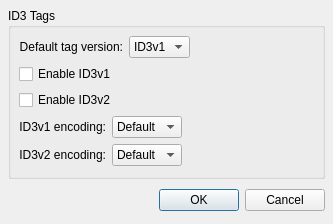
Old version of the form lib/qmmp/Input/mad/settingsdialog.ui in the repository ksv1986/qmmp-staging.
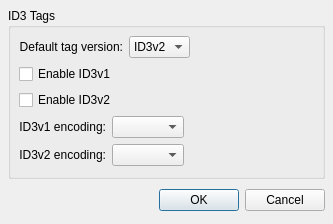
New version of the form.

Commit message: using UTF-8 by default in mad plugin

Patch:
```diff
--- a/lib/qmmp/Input/mad/settingsdialog.ui
+++ b/lib/qmmp/Input/mad/settingsdialog.ui
@@ -57,6 +57,9 @@
             <height>16777215</height>
            </size>
           </property>
+          <property name="currentIndex" >
+           <number>1</number>
+          </property>
           <item>
            <property name="text" >
             <string>ID3v1</string>
@@ -117,13 +120,7 @@
          </widget>
         </item>
         <item>
-         <widget class="QComboBox" name="id3v1EncComboBox" >
-          <item>
-           <property name="text" >
-            <string>Default</string>
-           </property>
-          </item>
-         </widget>
+         <widget class="QComboBox" name="id3v1EncComboBox" />
         </item>
         <item>
          <spacer>
@@ -159,13 +156,7 @@
          </widget>
         </item>
         <item>
-         <widget class="QComboBox" name="id3v2EncComboBox" >
-          <item>
-           <property name="text" >
-            <string>Default</string>
-           </property>
-          </item>
-         </widget>
+         <widget class="QComboBox" name="id3v2EncComboBox" />
         </item>
         <item>
          <spacer>
```
The commit also changes 2 other files.
